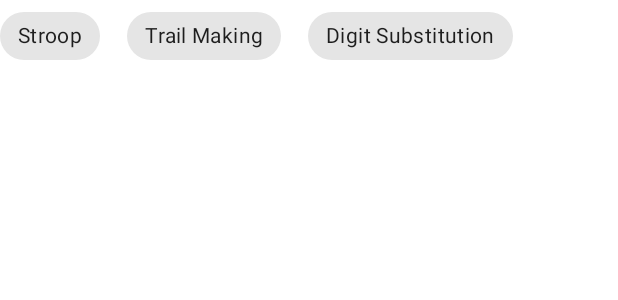
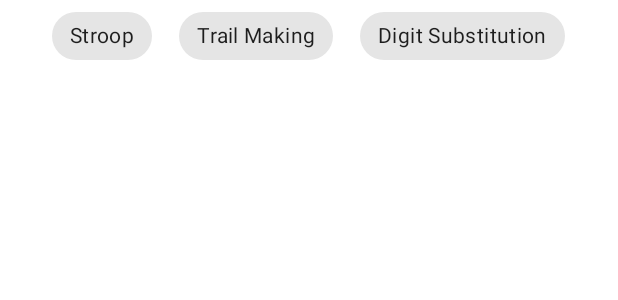
Before and after one commit to LethalDriver/CognitiveTests, an Android app: the layout fragment_scores.xml on its own in the app's theme, with its tools: preview values and no code run, on a phone screen of 412 x 824 dp. Shown: the top 300 px of the screen. Run offline under Robolectric (Android 15) with nearby library versions, the phone set to English and light mode, and no system bars.

Commit message:
Centered chips in the scores fragment.

```diff
--- a/app/src/main/res/layout/fragment_scores.xml
+++ b/app/src/main/res/layout/fragment_scores.xml
@@ -4,11 +4,15 @@
     android:layout_width="match_parent"
     android:layout_height="match_parent"
     android:orientation="vertical"
+    android:gravity="center_horizontal"
     tools:context=".fragment.ScoresFragment">
 
+
+
     <com.google.android.material.chip.ChipGroup
-        android:layout_width="match_parent"
-        android:layout_height="wrap_content">
+        android:layout_width="wrap_content"
+        android:layout_height="wrap_content"
+        >
 
         <com.google.android.material.chip.Chip
             android:id="@+id/stroopChip"
```
